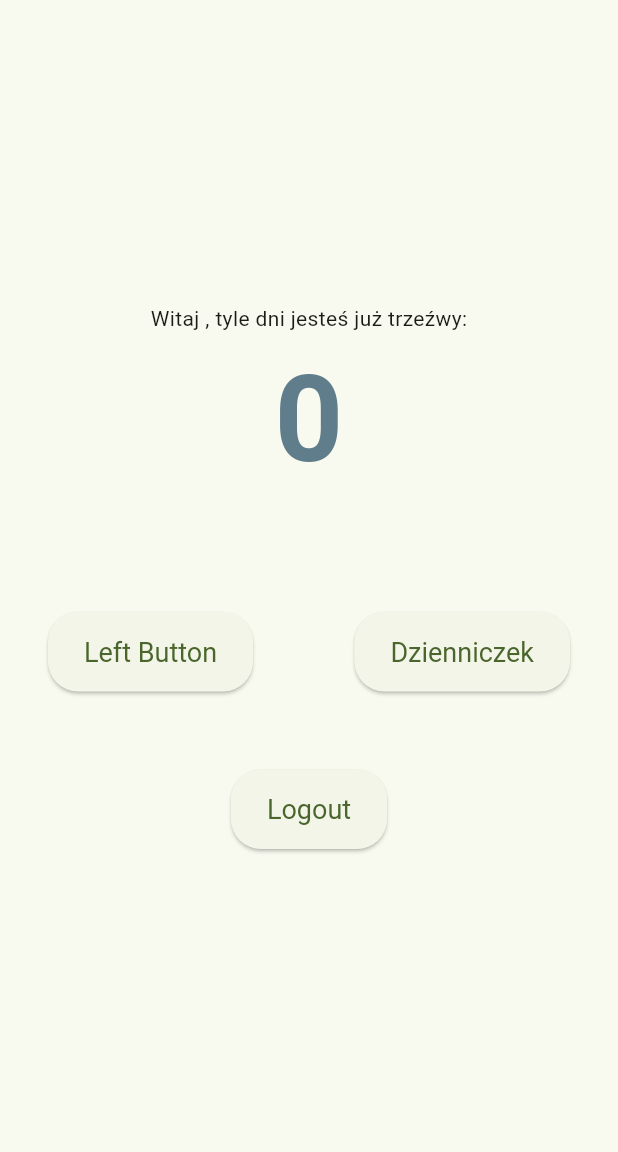
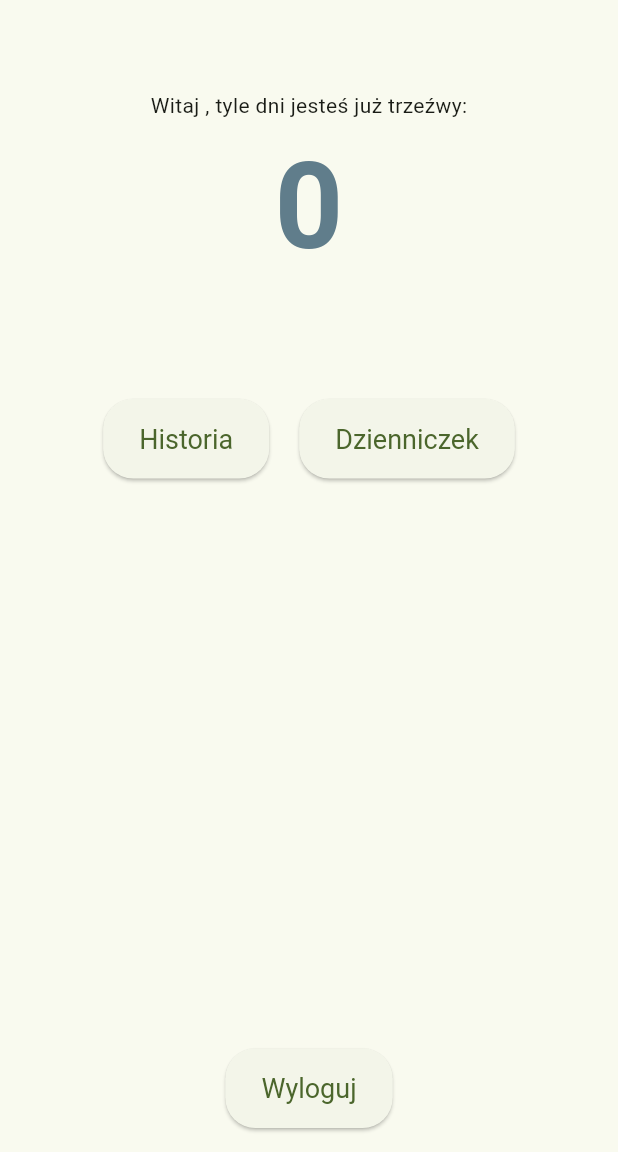
Before and after one commit to martinschwill/notoday, a Flutter app: the HomePage screen opened directly with empty values, on a phone screen of 412 x 824 dp, the part 84-1236 px from its top. Run offline on Flutter 3.47's test engine with Material 3 defaults, Android fonts, the phone set to English and light mode, and no system bars; network calls fail.

Commit message:
button alignement fixes, language fixes

```diff
--- a/lib/config.dart
+++ b/lib/config.dart
@@ -1 +1 @@
-const String baseUrl = 'http://192.168.33.12:5001'; // Replace with your current IP
+const String baseUrl = 'http://10.2.40.116:5001'; // Replace with your current IP
--- a/lib/daily.dart
+++ b/lib/daily.dart
@@ -59,7 +59,7 @@ class _DailyPageState extends State<DailyPage> {
     return Scaffold(
       appBar: AppBar(
         title: const Text(
-          'Dzienniczek',
+          'NOTODAY',
           style: TextStyle(
             fontSize: 22.0,
             fontWeight: FontWeight.bold,
--- a/lib/home.dart
+++ b/lib/home.dart
@@ -56,6 +56,12 @@ class _HomePageState extends State<HomePage> {
       backgroundColor: const Color.fromARGB(255, 185, 250, 110),
     ),
     body: Column(
+      mainAxisAlignment: MainAxisAlignment.spaceBetween, // Space content between top and bottom
+      children: [
+        // Add padding from the top for the big number and buttons
+        Padding(
+          padding: const EdgeInsets.only(top: 60.0), // Add top padding
+          child: Column(
             mainAxisAlignment: MainAxisAlignment.center,
             children: [
               // Display the big number
@@ -73,12 +79,12 @@ class _HomePageState extends State<HomePage> {
              Padding(
                 padding: const EdgeInsets.all(32.0),
                 child: Row(
-              mainAxisAlignment: MainAxisAlignment.spaceBetween,
+                  mainAxisAlignment: MainAxisAlignment.center, // Center the buttons
                   children: [
                     // Left Button
                     ElevatedButton(
                       onPressed: () {
-                    print('Left button pressed');
+                        print('History button pressed');
                       },
                       style: ElevatedButton.styleFrom(
                         padding: const EdgeInsets.symmetric(vertical: 16.0, horizontal: 24.0),
@@ -87,8 +93,9 @@ class _HomePageState extends State<HomePage> {
                           borderRadius: BorderRadius.circular(20.0),
                         ),
                       ),
-                  child: const Text('Left Button'),
+                      child: const Text('Historia'),
                     ),
+                    const SizedBox(width: 20.0), // Add fixed spacing between buttons
                     // Right Button
                     ElevatedButton(
                       onPressed: () {
@@ -111,9 +118,13 @@ class _HomePageState extends State<HomePage> {
                   ],
                 ),
               ),
-          const SizedBox(height: 20.0),
-          // Logout Button
-          ElevatedButton(
+            ],
+          ),
+        ),
+        // Logout Button at the bottom
+        Padding(
+          padding: const EdgeInsets.all(16.0),
+          child: ElevatedButton(
             onPressed: () {
               // Navigate back to the LoginPage
               Navigator.pushReplacement(
@@ -128,7 +139,8 @@ class _HomePageState extends State<HomePage> {
                 borderRadius: BorderRadius.circular(20.0),
               ),
             ),
-            child: const Text('Logout'),
+            child: const Text('Wyloguj'),
+          ),
         ),
       ],
     ),
```
Also changed, not shown: lib/login.dart (+14 -7 lines). Lines whose indentation alone changed are shown as unchanged.
